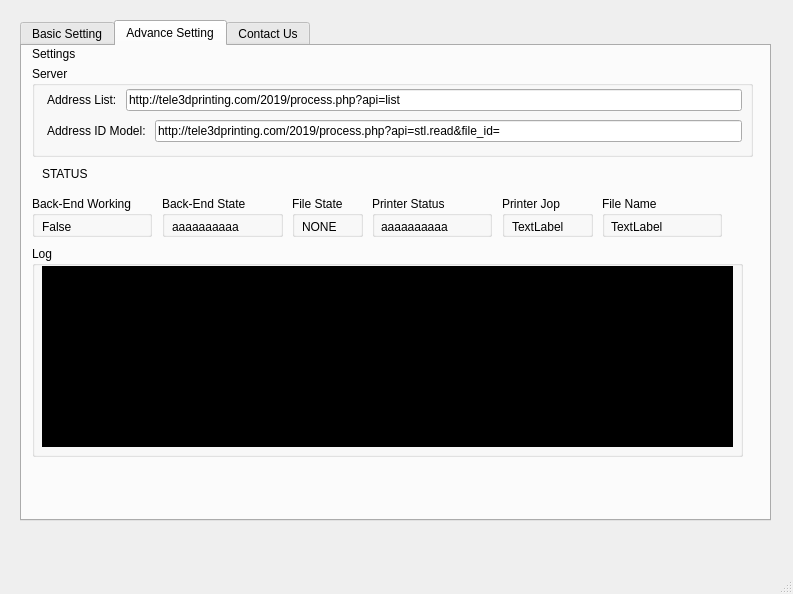
Old version of the form ProgramSetXYZ.ui in the repository sworatida/AI4All-Tele3dPrint2020.
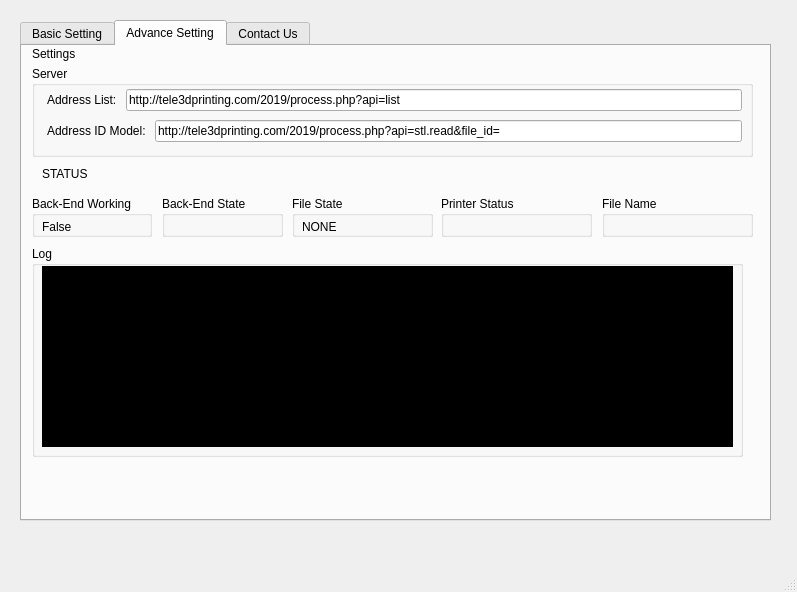
New version of the form. The open tabs and pages were chosen to show the change.

Diff of the .ui file:
```diff
--- a/ProgramSetXYZ.ui
+++ b/ProgramSetXYZ.ui
@@ -2,12 +2,15 @@
 <ui version="4.0">
  <class>MainWindow</class>
  <widget class="QMainWindow" name="MainWindow">
+  <property name="enabled">
+   <bool>true</bool>
+  </property>
   <property name="geometry">
    <rect>
     <x>0</x>
     <y>0</y>
-    <width>793</width>
-    <height>594</height>
+    <width>797</width>
+    <height>592</height>
    </rect>
   </property>
   <property name="windowTitle">
@@ -324,7 +327,7 @@
            <item>
             <widget class="QLabel" name="label_4">
              <property name="text">
-              <string>aaaaaaaaaa</string>
+              <string/>
              </property>
             </widget>
            </item>
@@ -366,47 +369,12 @@
           </layout>
          </widget>
         </widget>
-        <widget class="QGroupBox" name="groupBox_9">
-         <property name="geometry">
-          <rect>
-           <x>480</x>
-           <y>150</y>
-           <width>91</width>
-           <height>41</height>
-          </rect>
-         </property>
-         <property name="layoutDirection">
-          <enum>Qt::LeftToRight</enum>
-         </property>
-         <property name="title">
-          <string>Printer Jop</string>
-         </property>
-         <widget class="QWidget" name="horizontalLayoutWidget_8">
-          <property name="geometry">
-           <rect>
-            <x>10</x>
-            <y>20</y>
-            <width>71</width>
-            <height>21</height>
-           </rect>
-          </property>
-          <layout class="QHBoxLayout" name="horizontalLayout_8">
-           <item>
-            <widget class="QLabel" name="label_7">
-             <property name="text">
-              <string>TextLabel</string>
-             </property>
-            </widget>
-           </item>
-          </layout>
-         </widget>
-        </widget>
         <widget class="QGroupBox" name="groupBox_10">
          <property name="geometry">
           <rect>
            <x>580</x>
            <y>150</y>
-           <width>120</width>
+           <width>151</width>
            <height>41</height>
           </rect>
          </property>
@@ -419,9 +387,9 @@
          <widget class="QWidget" name="horizontalLayoutWidget_9">
           <property name="geometry">
            <rect>
-            <x>9</x>
+            <x>10</x>
             <y>20</y>
-            <width>101</width>
+            <width>131</width>
             <height>21</height>
            </rect>
           </property>
@@ -429,7 +397,7 @@
            <item>
             <widget class="QLabel" name="label_8">
              <property name="text">
-              <string>TextLabel</string>
+              <string/>
              </property>
             </widget>
            </item>
@@ -441,7 +409,7 @@
           <rect>
            <x>270</x>
            <y>150</y>
-           <width>71</width>
+           <width>141</width>
            <height>41</height>
           </rect>
          </property>
@@ -456,7 +424,7 @@
            <rect>
             <x>10</x>
             <y>20</y>
-            <width>51</width>
+            <width>121</width>
             <height>21</height>
            </rect>
           </property>
@@ -474,9 +442,9 @@
         <widget class="QGroupBox" name="groupBox_8">
          <property name="geometry">
           <rect>
-           <x>350</x>
+           <x>419</x>
            <y>150</y>
-           <width>120</width>
+           <width>151</width>
            <height>41</height>
           </rect>
          </property>
@@ -491,7 +459,7 @@
            <rect>
             <x>9</x>
             <y>20</y>
-            <width>101</width>
+            <width>131</width>
             <height>21</height>
            </rect>
           </property>
@@ -499,7 +467,7 @@
            <item>
             <widget class="QLabel" name="label_6">
              <property name="text">
-              <string>aaaaaaaaaa</string>
+              <string/>
              </property>
             </widget>
            </item>
```
Left out of the diff: 34 changed lines with no effect on the pictures.
